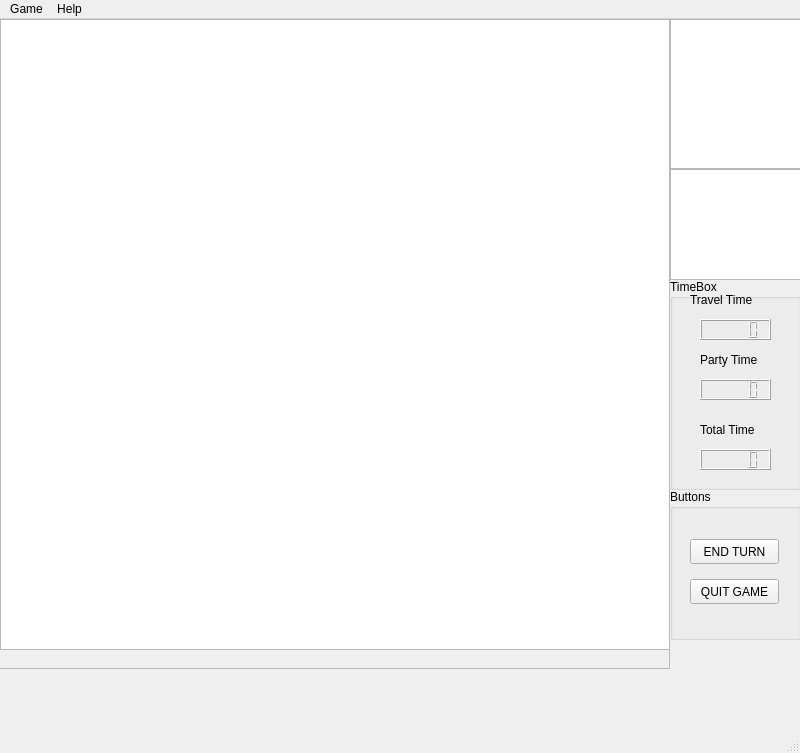
First picture: the form in Game/mainwindow.ui, repository RauliV/Nysse, before the edit.
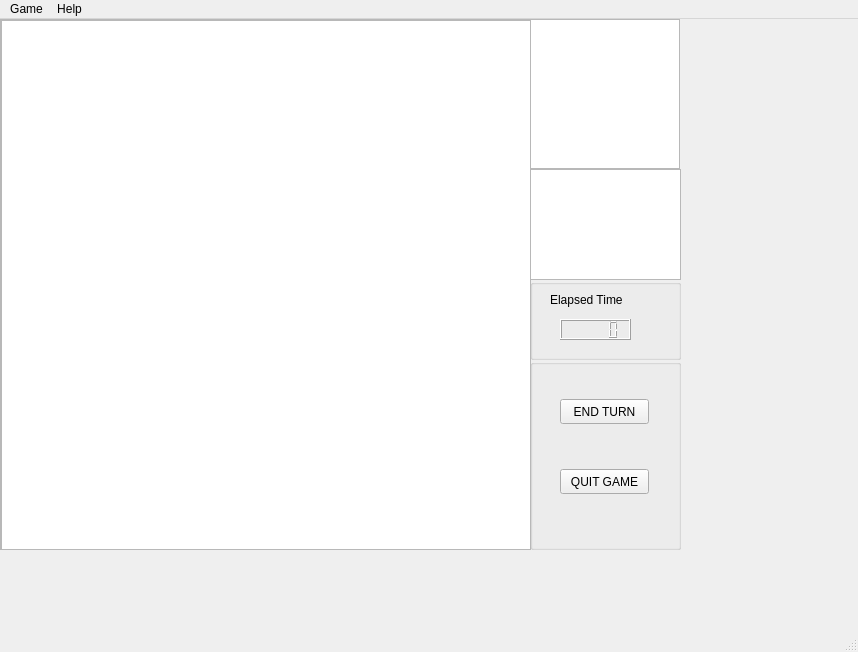
Second picture: the form after the edit.

Patch:
```diff
--- a/Game/mainwindow.ui
+++ b/Game/mainwindow.ui
@@ -6,31 +6,21 @@
    <rect>
     <x>0</x>
     <y>0</y>
-    <width>800</width>
-    <height>753</height>
+    <width>858</width>
+    <height>652</height>
    </rect>
   </property>
   <property name="windowTitle">
    <string>MainWindow</string>
   </property>
   <widget class="QWidget" name="centralwidget">
-   <widget class="QGraphicsView" name="PortraitView">
-    <property name="geometry">
-     <rect>
-      <x>670</x>
-      <y>0</y>
-      <width>150</width>
-      <height>150</height>
-     </rect>
-    </property>
-   </widget>
    <widget class="QScrollArea" name="MapScrollArea">
     <property name="geometry">
      <rect>
-      <x>-1</x>
-      <y>-1</y>
-      <width>671</width>
-      <height>651</height>
+      <x>0</x>
+      <y>0</y>
+      <width>531</width>
+      <height>531</height>
      </rect>
     </property>
     <property name="widgetResizable">
@@ -41,8 +31,8 @@
       <rect>
        <x>0</x>
        <y>0</y>
-       <width>669</width>
-       <height>649</height>
+       <width>529</width>
+       <height>529</height>
       </rect>
      </property>
      <widget class="QGraphicsView" name="mapView">
@@ -50,8 +40,8 @@
        <rect>
         <x>0</x>
         <y>0</y>
-        <width>671</width>
-        <height>631</height>
+        <width>530</width>
+        <height>530</height>
        </rect>
       </property>
      </widget>
@@ -60,14 +50,14 @@
    <widget class="QGroupBox" name="TimeBox">
     <property name="geometry">
      <rect>
-      <x>670</x>
+      <x>530</x>
       <y>260</y>
-      <width>131</width>
-      <height>211</height>
+      <width>151</width>
+      <height>81</height>
      </rect>
     </property>
     <property name="title">
-     <string>TimeBox</string>
+     <string/>
     </property>
     <widget class="QLCDNumber" name="travelTimeLcd">
      <property name="geometry">
@@ -79,83 +69,37 @@
       </rect>
      </property>
     </widget>
-    <widget class="QLabel" name="partyTime">
-     <property name="geometry">
-      <rect>
-       <x>30</x>
-       <y>70</y>
-       <width>101</width>
-       <height>21</height>
-      </rect>
-     </property>
-     <property name="text">
-      <string>Party Time</string>
-     </property>
-    </widget>
-    <widget class="QLabel" name="totalTime">
-     <property name="geometry">
-      <rect>
-       <x>30</x>
-       <y>140</y>
-       <width>101</width>
-       <height>21</height>
-      </rect>
-     </property>
-     <property name="text">
-      <string>Total Time</string>
-     </property>
-    </widget>
     <widget class="QLabel" name="travelTime">
      <property name="geometry">
       <rect>
        <x>20</x>
        <y>10</y>
-       <width>81</width>
+       <width>101</width>
        <height>21</height>
       </rect>
      </property>
      <property name="text">
-      <string>Travel Time</string>
-     </property>
-    </widget>
-    <widget class="QLCDNumber" name="totalTimeLcd">
-     <property name="geometry">
-      <rect>
-       <x>30</x>
-       <y>170</y>
-       <width>71</width>
-       <height>21</height>
-      </rect>
-     </property>
-    </widget>
-    <widget class="QLCDNumber" name="partyTimeLcd">
-     <property name="geometry">
-      <rect>
-       <x>30</x>
-       <y>100</y>
-       <width>71</width>
-       <height>21</height>
-      </rect>
+      <string>Elapsed Time</string>
      </property>
     </widget>
    </widget>
    <widget class="QGroupBox" name="ButtonBox">
     <property name="geometry">
      <rect>
-      <x>670</x>
-      <y>470</y>
-      <width>131</width>
-      <height>151</height>
+      <x>530</x>
+      <y>340</y>
+      <width>151</width>
+      <height>191</height>
      </rect>
     </property>
     <property name="title">
-     <string>Buttons</string>
+     <string/>
     </property>
     <widget class="QPushButton" name="endTurn">
      <property name="geometry">
       <rect>
-       <x>20</x>
-       <y>50</y>
+       <x>30</x>
+       <y>40</y>
        <width>89</width>
        <height>25</height>
       </rect>
@@ -167,8 +111,8 @@
     <widget class="QPushButton" name="quitGame">
      <property name="geometry">
       <rect>
-       <x>20</x>
-       <y>90</y>
+       <x>30</x>
+       <y>110</y>
        <width>89</width>
        <height>25</height>
       </rect>
@@ -181,20 +125,30 @@
    <widget class="QColumnView" name="statsView">
     <property name="geometry">
      <rect>
-      <x>670</x>
+      <x>530</x>
       <y>150</y>
-      <width>131</width>
+      <width>151</width>
       <height>111</height>
      </rect>
     </property>
    </widget>
+   <widget class="QGraphicsView" name="PortraitView">
+    <property name="geometry">
+     <rect>
+      <x>530</x>
+      <y>0</y>
+      <width>150</width>
+      <height>150</height>
+     </rect>
+    </property>
+   </widget>
   </widget>
   <widget class="QMenuBar" name="menubar">
    <property name="geometry">
     <rect>
      <x>0</x>
      <y>0</y>
-     <width>800</width>
+     <width>858</width>
      <height>22</height>
     </rect>
    </property>
```
